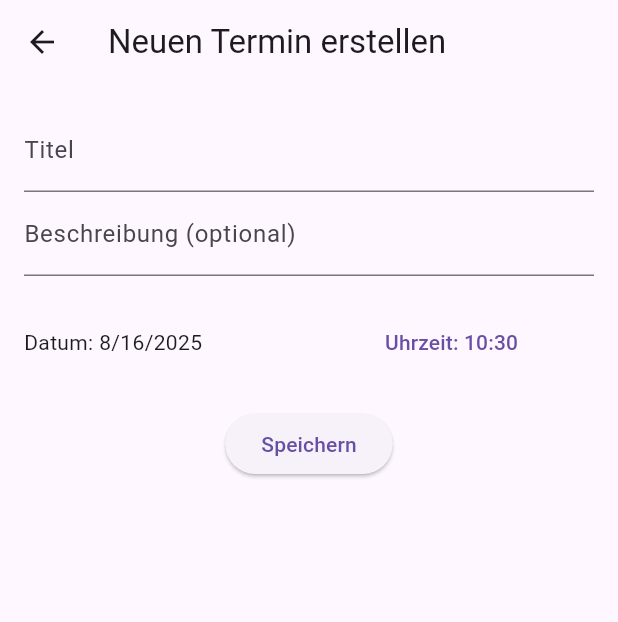
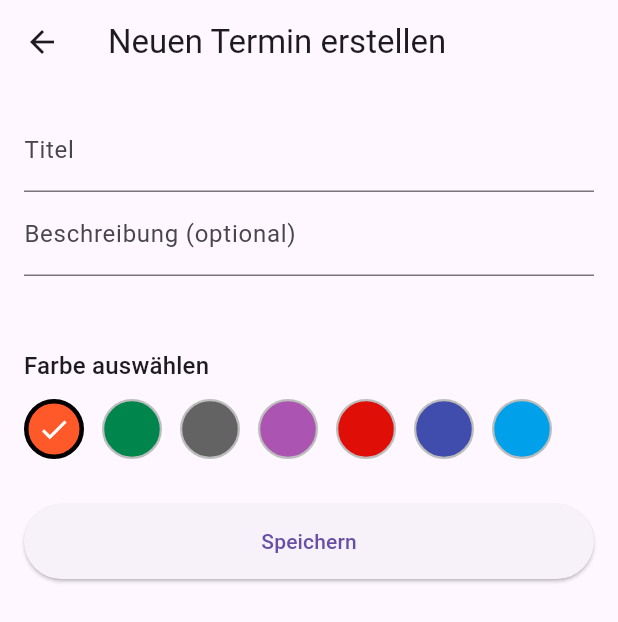
Before and after one commit to urdev-github1/ukalender2, a Flutter app: the screen it shows after launch, after a tap on the "add" icon, on a phone screen of 412 x 824 dp. Shown: the top 622 px of the screen. Run offline on Flutter 3.47's test engine with Material 3 defaults, Android fonts, the phone set to English and light mode, and no system bars; our stand-ins replace file_picker, flutter_local_notifications, share_plus, shared_preferences, syncfusion_flutter_calendar, timezone; missing offline and left inert: add_2_calendar, icalendar_parser, icalendar_plus; network calls fail.

Commit message:
Eventfarben zugefügt

```diff
--- a/lib/models/event.dart
+++ b/lib/models/event.dart
@@ -7,6 +7,9 @@ import 'package:flutter/material.dart';
 // um dem Code-Generator mitzuteilen, wie die JSON-(De-)Serialisierung
 // durchgeführt werden soll.
 import 'package:json_annotation/json_annotation.dart';
+
+// NEU: Importiert die zentrale Farbpalette der App.
+import '../utils/app_colors.dart';
 
 // Dies deklariert, dass die aktuelle Datei ein Teil einer anderen Datei ist.
 // Diese '.g.dart'-Datei wird automatisch durch ein Build-Tool (build_runner)
@@ -18,28 +21,31 @@ part 'event.g.dart';
 class Event {
   // 'final' bedeutet, dass diese Werte nach der Erstellung eines Event-Objekts
   // nicht mehr geändert werden können.
-  final String title;        // Der Titel des Events, muss angegeben werden.
+  final String title; // Der Titel des Events, muss angegeben werden.
   final String? description; // Eine optionale Beschreibung (kann null sein).
-  final DateTime date;       // Das Datum des Events, muss angegeben werden.
-  final bool isHoliday;      // Ein Flag, ob es sich um einen Feiertag handelt.
+  final DateTime date; // Das Datum des Events, muss angegeben werden.
+  final bool isHoliday; // Ein Flag, ob es sich um einen Feiertag handelt.
 
   // Die @JsonKey-Annotation ermöglicht eine benutzerdefinierte Konvertierung
   // für ein bestimmtes Feld. Da 'Color' kein Standard-JSON-Typ ist,
   // werden hier spezielle Funktionen zur Umwandlung bereitgestellt.
   @JsonKey(
-    toJson: _colorToJson,    // Diese Funktion wird aufgerufen, um das 'Color'-Objekt in ein JSON-Format (hier: int) umzuwandeln.
-    fromJson: _colorFromJson, // Diese Funktion wird aufgerufen, um einen Wert aus JSON zurück in ein 'Color'-Objekt zu konvertieren.
+    toJson:
+        _colorToJson, // Diese Funktion wird aufgerufen, um das 'Color'-Objekt in ein JSON-Format (hier: int) umzuwandeln.
+    fromJson:
+        _colorFromJson, // Diese Funktion wird aufgerufen, um einen Wert aus JSON zurück in ein 'Color'-Objekt zu konvertieren.
   )
-
   final Color color;
 
   // Der Konstruktor der Klasse 'Event'.
   Event({
-    required this.title,        // 'title' ist ein erforderlicher benannter Parameter.
-    this.description,           // 'description' ist optional.
-    required this.date,         // 'date' ist erforderlich.
-    this.isHoliday = false,     // 'isHoliday' hat einen Standardwert von 'false'.
-    this.color = Colors.blue, // 'color' hat einen Standardwert von Blau.
+    required this.title, // 'title' ist ein erforderlicher benannter Parameter.
+    this.description, // 'description' ist optional.
+    required this.date, // 'date' ist erforderlich.
+    this.isHoliday = false, // 'isHoliday' hat einen Standardwert von 'false'.
+    // KORREKTUR: Die Standardfarbe wird auf die erste Farbe
+    // aus der vordefinierten Palette gesetzt (AppColors.orange).
+    this.color = AppColors.orange,
   });
 
   // Eine sogenannte "Factory"-Konstruktor-Methode, die ein neues 'Event'-Objekt
--- a/lib/screens/add_event_screen.dart
+++ b/lib/screens/add_event_screen.dart
@@ -1,22 +1,20 @@
 // lib/screens/add_event_screen.dart
 
-// Importiert die grundlegenden Material Design Widgets von Flutter.
 import 'package:flutter/material.dart';
-// Importiert das 'intl' Paket für die internationale Datums- und Zeitformatierung.
-import 'package:intl/intl.dart';
-// Importiert unser eigenes Event-Modell, das die Struktur eines Termins definiert.
+//import 'package:intl/intl.dart';
 import '../models/event.dart';
-// Importiert den Service, der für das Planen von Benachrichtigungen zuständig ist.
 import '../services/notification_service.dart';
+// NEU: Importiert die zentrale Farbpalette der App.
+import '../utils/app_colors.dart';
 
 class AddEventScreen extends StatefulWidget {
   final DateTime selectedDate;
-  final Event? eventToEdit; // NEU: Optionales Event zum Bearbeiten
+  final Event? eventToEdit;
 
   const AddEventScreen({
     super.key,
     required this.selectedDate,
-    this.eventToEdit, // NEU: Im Konstruktor hinzugefügt
+    this.eventToEdit,
   });
 
   @override
@@ -29,22 +27,28 @@ class _AddEventScreenState extends State<AddEventScreen> {
   final _descController = TextEditingController();
   late DateTime _selectedDate;
   late TimeOfDay _selectedTime;
+  // NEU: Eine Zustandsvariable für die vom Benutzer gewählte Farbe.
+  late Color _selectedColor;
 
   @override
   void initState() {
     super.initState();
     _selectedDate = widget.selectedDate;
 
-    // NEU: Wenn ein Event zum Bearbeiten übergeben wird, fülle die Felder aus
     if (widget.eventToEdit != null) {
+      // Modus "Bearbeiten": Initialisiert die Felder mit den Werten des bestehenden Termins.
       final event = widget.eventToEdit!;
       _titleController.text = event.title;
       _descController.text = event.description ?? '';
       _selectedDate = event.date;
       _selectedTime = TimeOfDay.fromDateTime(event.date);
+      // Die aktuell gespeicherte Farbe des Termins wird übernommen.
+      _selectedColor = event.color;
     } else {
-      // Standardverhalten, wenn ein neues Event erstellt wird
+      // Modus "Neu erstellen": Setzt Standardwerte.
       _selectedTime = TimeOfDay.now();
+      // Die erste Farbe aus der vordefinierten Liste wird als Standardfarbe gesetzt.
+      _selectedColor = AppColors.eventColors.first;
     }
   }
 
@@ -55,30 +59,69 @@ class _AddEventScreenState extends State<AddEventScreen> {
     super.dispose();
   }
 
-  Future<void> _selectTime(BuildContext context) async {
-    final TimeOfDay? picked = await showTimePicker(
-      context: context,
-      initialTime: _selectedTime,
+  // NEU: Ein wiederverwendbares Widget, das die Farbauswahl-UI generiert.
+  Widget _buildColorPicker() {
+    return Column(
+      crossAxisAlignment: CrossAxisAlignment.start,
+      children: [
+        Text('Farbe auswählen', style: Theme.of(context).textTheme.titleMedium),
+        const SizedBox(height: 10),
+        // Das Wrap-Widget sorgt für einen automatischen Zeilenumbruch,
+        // falls nicht alle Farbkreise in eine Zeile passen.
+        Wrap(
+          spacing: 12.0, // Horizontaler Abstand
+          runSpacing: 10.0, // Vertikaler Abstand bei Umbruch
+          children: AppColors.eventColors.map((color) {
+            // KORREKTUR: Direkter Vergleich der Color-Objekte.
+            // Dies ist die empfohlene Vorgehensweise und behebt die Warnung.
+            final isSelected = _selectedColor == color;
+            return GestureDetector(
+              onTap: () {
+                // Bei Tippen wird der Zustand aktualisiert, was die UI neu zeichnet.
+                setState(() {
+                  _selectedColor = color;
+                });
+              },
+              child: Container(
+                width: 40,
+                height: 40,
+                decoration: BoxDecoration(
+                  color: color,
+                  shape: BoxShape.circle,
+                  // Visuelles Feedback für die Auswahl (dickerer Rand und Haken).
+                  border: isSelected
+                      ? Border.all(color: Colors.black, width: 3.0)
+                      : Border.all(color: Colors.grey.shade400, width: 1.5),
+                ),
+                child: isSelected
+                    ? const Icon(Icons.check, color: Colors.white, size: 22)
+                    : null,
+              ),
             );
-    if (picked != null && picked != _selectedTime) {
-      setState(() {
-        _selectedTime = picked;
-      });
-    }
+          }).toList(),
+        ),
+      ],
+    );
   }
 
   @override
   Widget build(BuildContext context) {
     return Scaffold(
       appBar: AppBar(
-        // NEU: Titel dynamisch anpassen
-        title: Text(widget.eventToEdit == null ? 'Neuen Termin erstellen' : 'Termin bearbeiten'),
+        title: Text(
+          widget.eventToEdit == null
+              ? 'Neuen Termin erstellen'
+              : 'Termin bearbeiten',
         ),
-      body: Padding(
+      ),
+      body: SingleChildScrollView(
+        // Wichtig für kleine Bildschirme
+        child: Padding(
           padding: const EdgeInsets.all(16.0),
           child: Form(
             key: _formKey,
             child: Column(
+              crossAxisAlignment: CrossAxisAlignment.start,
               children: [
                 TextFormField(
                   controller: _titleController,
@@ -92,24 +135,25 @@ class _AddEventScreenState extends State<AddEventScreen> {
                 ),
                 TextFormField(
                   controller: _descController,
-                decoration: const InputDecoration(labelText: 'Beschreibung (optional)'),
-              ),
-              const SizedBox(height: 20),
-              Row(
-                children: [
-                  Expanded(
-                    child: Text('Datum: ${DateFormat.yMd().format(_selectedDate)}'),
-                  ),
-                  Expanded(
-                    child: TextButton(
-                      onPressed: () => _selectTime(context),
-                      child: Text('Uhrzeit: ${_selectedTime.format(context)}'),
+                  decoration: const InputDecoration(
+                    labelText: 'Beschreibung (optional)',
                   ),
                 ),
-                ],
+                const SizedBox(height: 24),
+                Row(
+                  // ... (Datums- und Zeitauswahl bleibt unverändert)
+                  // HINWEIS: Es scheint, als würde der Code für die Zeitauswahl hier fehlen.
+                  // Normalerweise würde hier ein Button sein, der `_selectTime` aufruft.
                 ),
-              const SizedBox(height: 20),
-              ElevatedButton(
+                const SizedBox(height: 24),
+                // NEU: Hier wird das Farbauswahl-Widget in das Formular eingefügt.
+                _buildColorPicker(),
+                const SizedBox(height: 30),
+                Center(
+                  child: ElevatedButton(
+                    style: ElevatedButton.styleFrom(
+                      minimumSize: const Size(double.infinity, 50),
+                    ),
                     onPressed: () {
                       if (_formKey.currentState!.validate()) {
                         final newEventTime = DateTime(
@@ -120,25 +164,33 @@ class _AddEventScreenState extends State<AddEventScreen> {
                           _selectedTime.minute,
                         );
 
-                    // Erstellt ein neues Event-Objekt (unabhängig davon, ob es neu ist oder bearbeitet wurde)
                         final newEvent = Event(
                           title: _titleController.text,
-                      description: _descController.text.isEmpty ? null : _descController.text,
+                          description: _descController.text.isEmpty
+                              ? null
+                              : _descController.text,
                           date: newEventTime,
-                      // Wichtig: Behalte die Originalfarbe, falls vorhanden, sonst Standard
-                      color: widget.eventToEdit?.color ?? Colors.blue,
+                          // KORREKTUR: Die vom Benutzer ausgewählte Farbe
+                          // wird hier an das Event-Objekt übergeben.
+                          color: _selectedColor,
                         );
 
-                    final eventId = DateTime.now().millisecondsSinceEpoch.remainder(100000);
-                    NotificationService().scheduleReminders(eventId, newEvent.title, newEvent.date);
+                        final eventId = DateTime.now().millisecondsSinceEpoch
+                            .remainder(100000);
+                        NotificationService().scheduleReminders(
+                          eventId,
+                          newEvent.title,
+                          newEvent.date,
+                        );
 
-                    // Gibt das Event zurück, damit die CalendarScreen es verarbeiten kann
                         Navigator.of(context).pop(newEvent);
                       }
                     },
                     child: const Text('Speichern'),
                   ),
+                ),
               ],
+            ),
           ),
         ),
       ),
--- /dev/null
+++ b/lib/utils/app_colors.dart
@@ -0,0 +1,32 @@
+// lib/utils/app_colors.dart
+
+import 'package:flutter/material.dart';
+
+// Diese Klasse dient als zentrale Anlaufstelle für die in der App
+// verwendeten Event-Farben. Dies erleichtert die Wartung und sorgt
+// für Konsistenz.
+class AppColors {
+  // Definition der 7 Event-Farben basierend auf den HEX-Werten.
+  // In Flutter wird dem HEX-Wert '0xFF' vorangestellt, um ihn als
+  // Farbe mit voller Deckkraft zu kennzeichnen.
+  static const Color orange = Color(0xFFFF5929); // HEX: #ff5929
+  static const Color green = Color(0xFF00854D); // HEX: #00854d
+  static const Color grey = Color(0xFF636363); // HEX: #636363
+  static const Color violet = Color(0xFFAB54B2); // HEX: #ab54b2
+  static const Color red = Color(0xFFDF0E07); // HEX: #df0e07
+  static const Color blue = Color(0xFF404DAD); // HEX: #404dad
+  static const Color lightBlue = Color(0xFF00A1EA); // HEX: #00a1ea
+
+  // Eine statische Liste, die alle verfügbaren Event-Farben enthält.
+  // Diese Liste wird im "AddEventScreen" verwendet, um die
+  // Farbauswahl-Widgets dynamisch zu generieren.
+  static const List<Color> eventColors = [
+    orange,
+    green,
+    grey,
+    violet,
+    red,
+    blue,
+    lightBlue,
+  ];
+}
```
Also changed, not shown: lib/services/storage_service.dart (+5 -2 lines). Lines whose indentation alone changed are shown as unchanged.
